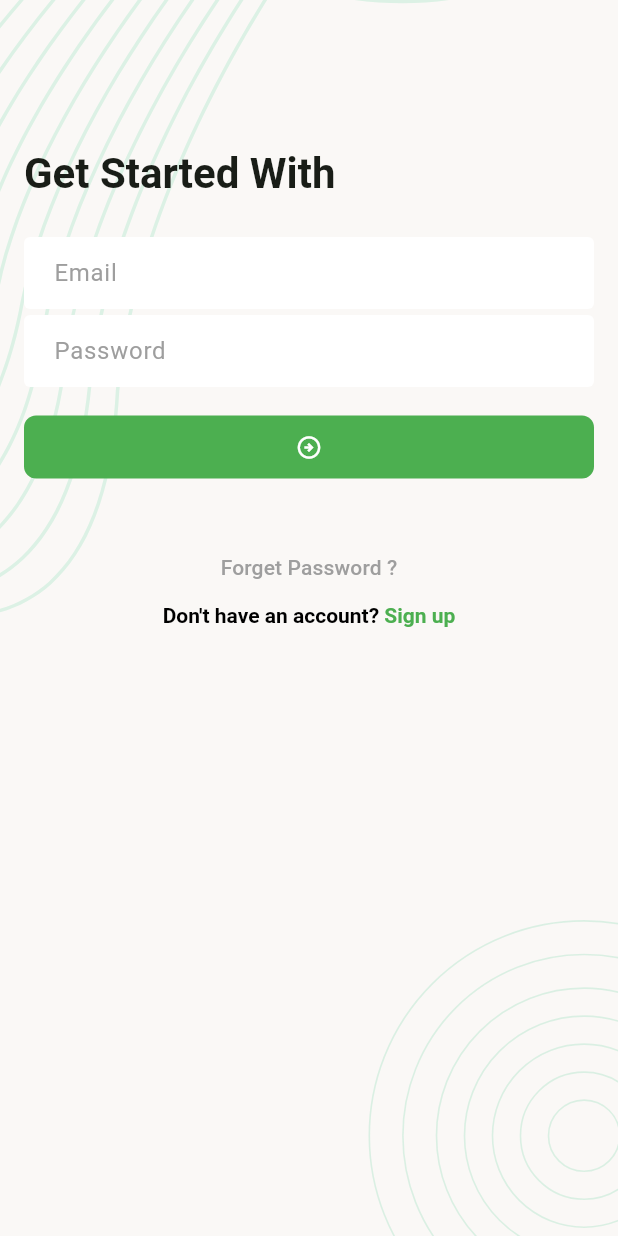
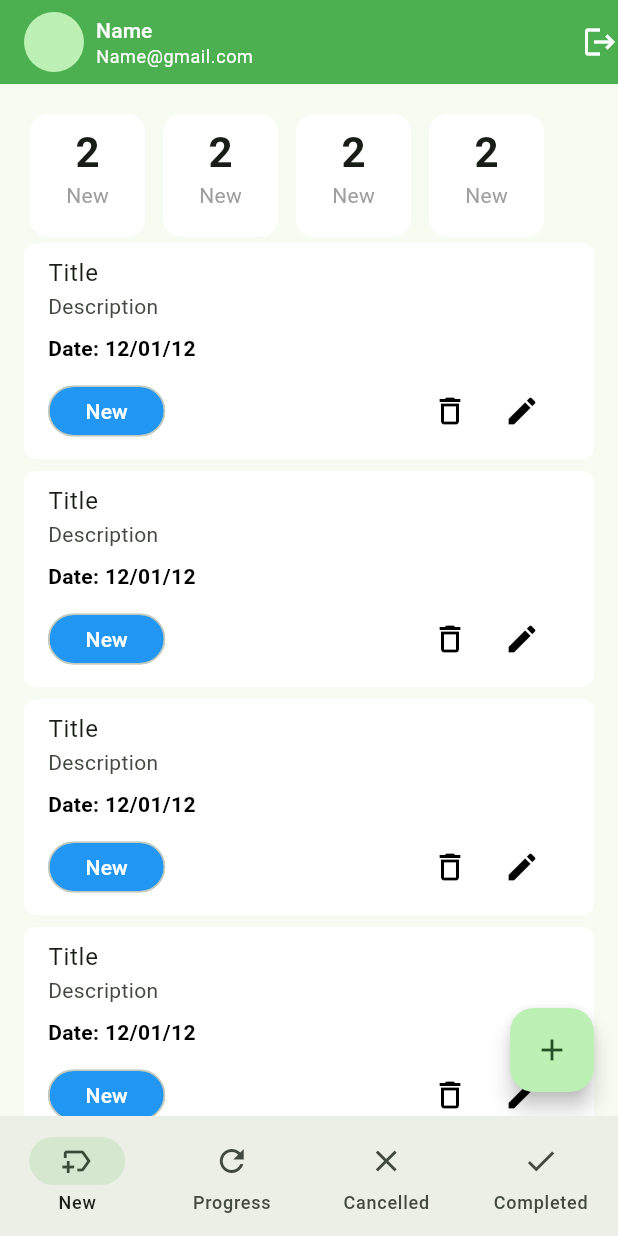
Before and after one commit to AyazM2H/task-manager-app-with-provider, a Flutter app: the screen it shows after launch, after a tap on the "arrow circle right" icon, on a phone screen of 412 x 824 dp. Run offline on Flutter 3.47's test engine with Material 3 defaults, Android fonts, the phone set to English and light mode, and no system bars; our stand-ins replace flutter_svg, pin_code_fields.

Commit message:
new-progress-add screens ui design 2

```diff
--- a/lib/main.dart
+++ b/lib/main.dart
@@ -1,5 +1,4 @@
 import 'package:flutter/material.dart';
-
 import 'app.dart';
 
 void main() => runApp(TaskManager());
--- a/lib/ui/screens/forgot_password_verify_email.dart
+++ b/lib/ui/screens/forgot_password_verify_email.dart
@@ -1,10 +1,8 @@
 import 'package:flutter/gestures.dart';
 import 'package:flutter/material.dart';
-import 'package:taskmanager/ui/screens/screen_background.dart';
-import 'package:taskmanager/ui/screens/sign_up_screen.dart';
+import 'package:taskmanager/ui/widgets/screen_background.dart';
+import 'forgot_password_verify_otp_screen.dart';
 
-import 'forgot_password_verify_otp_screen.dart';
-import 'login_screen.dart';
 
 class ForgotPasswordVerifyEmailScreen extends StatefulWidget {
   const ForgotPasswordVerifyEmailScreen({super.key});
--- a/lib/ui/screens/forgot_password_verify_otp_screen.dart
+++ b/lib/ui/screens/forgot_password_verify_otp_screen.dart
@@ -3,8 +3,8 @@ import 'package:flutter/material.dart';
 import 'package:pin_code_fields/pin_code_fields.dart';
 import 'package:taskmanager/ui/screens/login_screen.dart';
 import 'package:taskmanager/ui/screens/reset_password_screen.dart';
-import 'package:taskmanager/ui/screens/screen_background.dart';
-import 'package:taskmanager/ui/screens/sign_up_screen.dart';
+import 'package:taskmanager/ui/widgets/screen_background.dart';
+
 
 class ForgotPasswordVerifyOtpScreen extends StatefulWidget {
   const ForgotPasswordVerifyOtpScreen({super.key});
--- a/lib/ui/screens/login_screen.dart
+++ b/lib/ui/screens/login_screen.dart
@@ -1,6 +1,7 @@
 import 'package:flutter/gestures.dart';
 import 'package:flutter/material.dart';
-import 'package:taskmanager/ui/screens/screen_background.dart';
+import 'package:taskmanager/ui/screens/main_nav_bar_holder_screen.dart';
+import 'package:taskmanager/ui/widgets/screen_background.dart';
 import 'package:taskmanager/ui/screens/sign_up_screen.dart';
 
 import 'forgot_password_verify_email.dart';
@@ -47,7 +48,7 @@ class _LoginScreenState extends State<LoginScreen> {
                   ),
                 ),
                 const SizedBox(height: 16,),
-                FilledButton(onPressed: (){},
+                FilledButton(onPressed: _onTapLogindButton,
                     child: Icon(Icons.arrow_circle_right_outlined)),
                 const SizedBox(height: 32,),
 
@@ -94,6 +95,14 @@ class _LoginScreenState extends State<LoginScreen> {
     Navigator.push(context, MaterialPageRoute(builder: (context)=>ForgotPasswordVerifyEmailScreen()));
   }
 
+  void _onTapLogindButton(){
+    Navigator.pushAndRemoveUntil(
+        context,
+        MaterialPageRoute(builder: (context)=>MainNavBarHolderScreen()),
+        (predicate) => false,
+    );
+  }
+
   @override
   void dispose() {
     _emailTEControler.dispose();
--- /dev/null
+++ b/lib/ui/screens/main_nav_bar_holder_screen.dart
@@ -0,0 +1,46 @@
+import 'package:flutter/material.dart';
+import 'package:taskmanager/ui/screens/new_task_screen.dart';
+import 'package:taskmanager/ui/screens/progress_task_screen.dart';
+import '../widgets/tm_app_bar.dart';
+
+class MainNavBarHolderScreen extends StatefulWidget {
+  const MainNavBarHolderScreen({super.key});
+
+  @override
+  State<MainNavBarHolderScreen> createState() => _MainNavBarHolderScreenState();
+}
+
+class _MainNavBarHolderScreenState extends State<MainNavBarHolderScreen> {
+  int _selectedIndex = 0;
+  final List<Widget> _screens = [
+    NewTaskScreen(),
+    ProgressTaskScreen(),
+    ProgressTaskScreen(),
+    ProgressTaskScreen(),
+
+  ];
+
+  @override
+  Widget build(BuildContext context) {
+    return Scaffold(
+      appBar: TMAppBar(),
+
+      body: _screens[_selectedIndex],
+
+      bottomNavigationBar: NavigationBar(
+          selectedIndex: _selectedIndex,
+          onDestinationSelected: (int index){
+            _selectedIndex = index;
+            setState(() {});
+          },
+
+          destinations: [
+        NavigationDestination(icon: Icon(Icons.new_label_outlined), label: 'New'),
+        NavigationDestination(icon: Icon(Icons.refresh), label: 'Progress'),
+        NavigationDestination(icon: Icon(Icons.close), label: 'Cancelled'),
+        NavigationDestination(icon: Icon(Icons.done), label: 'Completed'),
+      ]),
+
+    );
+  }
+}
--- /dev/null
+++ b/lib/ui/screens/new_task_screen.dart
@@ -0,0 +1,59 @@
+import 'package:flutter/material.dart';
+import '../widgets/task_card.dart';
+import '../widgets/task_count_by_status_card.dart';
+import 'add_new_task_screen.dart';
+
+
+class NewTaskScreen extends StatefulWidget {
+  const NewTaskScreen({super.key});
+
+  @override
+  State<NewTaskScreen> createState() => _NewTaskScreenState();
+}
+
+class _NewTaskScreenState extends State<NewTaskScreen> {
+  @override
+  Widget build(BuildContext context) {
+    return Scaffold(
+      body: Padding(
+        padding: const EdgeInsets.symmetric(horizontal: 16),
+        child: Column(
+          children: [
+            const SizedBox(height: 16,),
+            SizedBox(
+              height: 90,
+              child: ListView.separated(
+                itemCount: 4,
+                scrollDirection: Axis.horizontal,
+                itemBuilder: (context, index) {
+                  return TaskCountByStatusCard(status: 'New',count: 2,
+                  );
+                },
+                separatorBuilder: (context, index){
+                  return SizedBox(width: 4,);
+                },
+              ),
+            ),
+
+            Expanded(
+                child: ListView.separated(
+                  itemCount: 10,
+                  itemBuilder: (context, index){
+                    return TaskCard();
+                  },
+                  separatorBuilder: (context, index){
+                    return SizedBox(height: 8,);
+                  },
+                )
+            ),
+          ],
+        ),
+      ),
+      floatingActionButton: FloatingActionButton(onPressed: _onTapAddNewTaskButton, child: Icon(Icons.add),),
+    );
+  }
+
+  void _onTapAddNewTaskButton(){
+    Navigator.push(context, MaterialPageRoute(builder: (context)=>AddNewTaskScreen()));
+  }
+}
--- a/lib/ui/screens/reset_password_screen.dart
+++ b/lib/ui/screens/reset_password_screen.dart
@@ -1,9 +1,8 @@
 import 'package:flutter/gestures.dart';
 import 'package:flutter/material.dart';
-import 'package:pin_code_fields/pin_code_fields.dart';
 import 'package:taskmanager/ui/screens/login_screen.dart';
-import 'package:taskmanager/ui/screens/screen_background.dart';
-import 'package:taskmanager/ui/screens/sign_up_screen.dart';
+import 'package:taskmanager/ui/widgets/screen_background.dart';
+
 
 class ResetPasswordScreen extends StatefulWidget {
   const ResetPasswordScreen({super.key});
--- a/lib/ui/screens/sign_up_screen.dart
+++ b/lib/ui/screens/sign_up_screen.dart
@@ -1,6 +1,6 @@
 import 'package:flutter/gestures.dart';
 import 'package:flutter/material.dart';
-import 'package:taskmanager/ui/screens/screen_background.dart';
+import 'package:taskmanager/ui/widgets/screen_background.dart';
 
 class SignUpScreen extends StatefulWidget {
   const SignUpScreen({super.key});
--- a/lib/ui/screens/splash_screen.dart
+++ b/lib/ui/screens/splash_screen.dart
@@ -1,6 +1,6 @@
 import 'package:flutter/material.dart';
 import 'package:flutter_svg/flutter_svg.dart';
-import 'package:taskmanager/ui/screens/screen_background.dart';
+import 'package:taskmanager/ui/widgets/screen_background.dart';
 import 'package:taskmanager/ui/utils/asset_paths.dart';
 
 import 'login_screen.dart';
--- /dev/null
+++ b/lib/ui/widgets/task_card.dart
@@ -0,0 +1,47 @@
+import 'package:flutter/material.dart';
+
+class TaskCard extends StatelessWidget {
+  const TaskCard({
+    super.key,
+  });
+
+  @override
+  Widget build(BuildContext context) {
+    return ListTile(
+      tileColor: Colors.white,
+      shape: RoundedRectangleBorder(
+          borderRadius: BorderRadiusGeometry.circular(8)
+      ),
+      title: Text('Title'),
+      subtitle: Column(
+        spacing: 8,
+        crossAxisAlignment: CrossAxisAlignment.start,
+        children: [
+          Text('Description'),
+          Text('Date: 12/01/12', style: TextStyle(
+              fontWeight: FontWeight.w600,
+              color: Colors.black
+          ),),
+          Row(
+            children: [
+              Chip(label: Text('New'),
+                backgroundColor: Colors.blue,
+                labelStyle: TextStyle(
+                    color: Colors.white
+                ),
+                padding: EdgeInsets.symmetric(horizontal: 16),
+                shape: RoundedRectangleBorder(
+                    borderRadius: BorderRadiusGeometry.circular(24)
+                ),
+              ),
+              Spacer(),
+              IconButton(onPressed: (){}, icon: Icon(Icons.delete_outline, color: Colors.black,)),
+              IconButton(onPressed: (){}, icon: Icon(Icons.edit, color: Colors.black,)),
+
+            ],
+          )
+        ],
+      ),
+    );
+  }
+}
--- /dev/null
+++ b/lib/ui/widgets/task_count_by_status_card.dart
@@ -0,0 +1,27 @@
+import 'package:flutter/material.dart';
+
+class TaskCountByStatusCard extends StatelessWidget {
+  const TaskCountByStatusCard({
+    super.key, required this.status, required this.count,
+  });
+
+  final String status;
+  final int count;
+
+  @override
+  Widget build(BuildContext context) {
+    return Card(
+      color: Colors.white,
+      elevation: 0,
+      child: Padding(
+        padding: const EdgeInsets.symmetric(horizontal: 24, vertical: 8),
+        child: Column(
+          children: [
+            Text('$count', style: Theme.of(context).textTheme.titleLarge,),
+            Text(status, style: TextStyle(color: Colors.grey),)
+          ],
+        ),
+      ),
+    );
+  }
+}
--- /dev/null
+++ b/lib/ui/widgets/tm_app_bar.dart
@@ -0,0 +1,37 @@
+import 'package:flutter/material.dart';
+
+class TMAppBar extends StatelessWidget implements PreferredSizeWidget {
+  const TMAppBar({
+    super.key,
+  });
+
+  @override
+  Widget build(BuildContext context) {
+    return AppBar(
+      backgroundColor: Colors.green,
+      title: Row(
+        spacing: 8,
+        children: [
+          CircleAvatar(),
+          Column(
+            crossAxisAlignment: CrossAxisAlignment.start,
+            children: [
+              Text('Name', style: Theme.of(context).textTheme.titleSmall?.copyWith(
+                  color: Colors.white
+              )),
+              Text('Name@gmail.com', style: Theme.of(context).textTheme.bodySmall?.copyWith(
+                  color: Colors.white
+              )),
+            ],
+          )
+
+        ],
+      ),
+      actions: [Icon(Icons.logout, color: Colors.white,)],
+    );
+  }
+
+  @override
+  // TODO: implement preferredSize
+  Size get preferredSize => Size.fromHeight(kToolbarHeight);
+}
```
Also changed, not shown: lib/ui/screens/add_new_task_screen.dart (added, +65 -0 lines), lib/ui/screens/progress_task_screen.dart (added, +33 -0 lines), lib/ui/widgets/screen_background.dart (renamed from lib/ui/screens/screen_background.dart).
